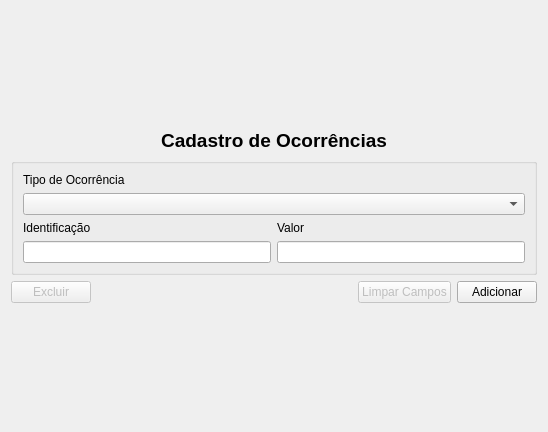
Above: ui/ui_servicos.ui from adaiasreis/Projeto before the change. Below: the same form after it.
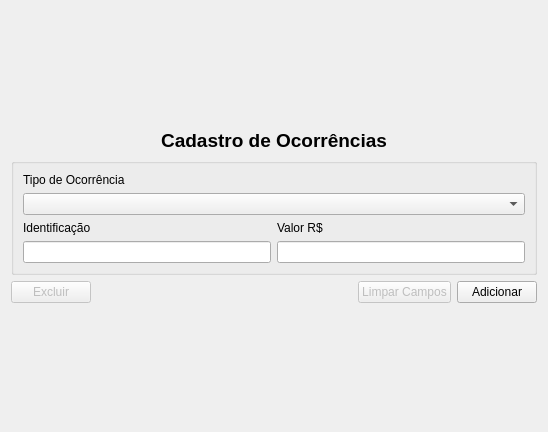
That is the form after the change.

What changed in the file:
```diff
--- a/ui/ui_servicos.ui
+++ b/ui/ui_servicos.ui
@@ -69,7 +69,7 @@
             <item row="2" column="1">
              <widget class="QLabel" name="label_4">
               <property name="text">
-               <string>Valor</string>
+               <string>Valor R$</string>
               </property>
              </widget>
             </item>
```
Left out of the diff: 15 changed lines with no effect on the pictures.
